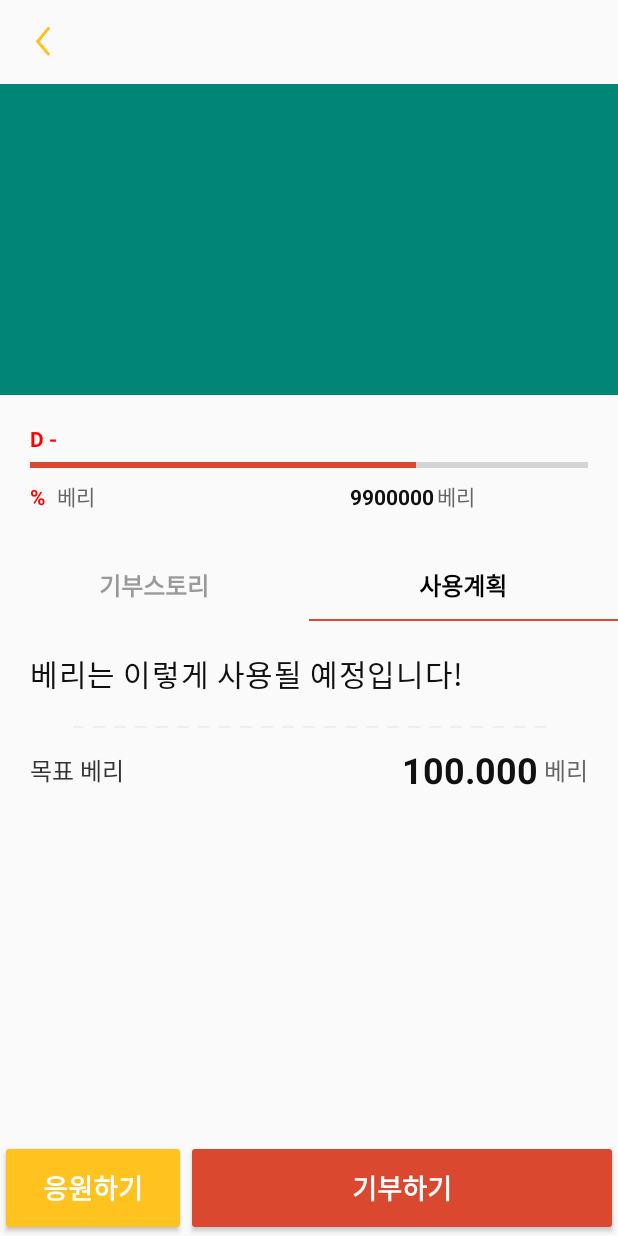
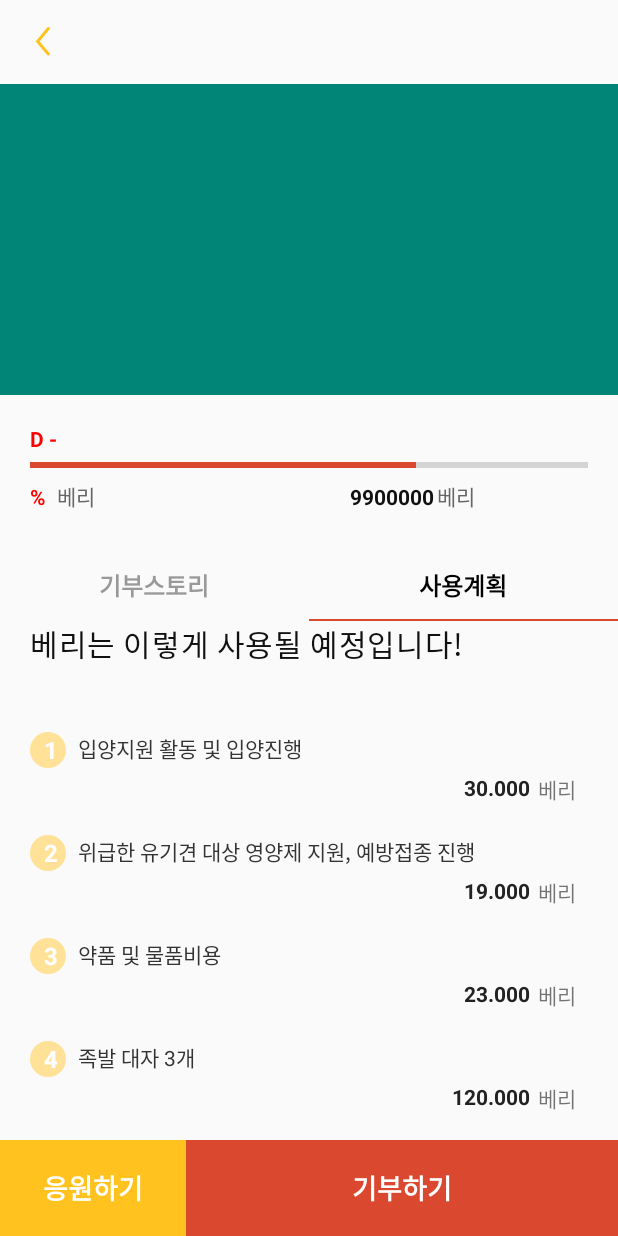
Before and after one commit to JJACK-JJACK/Android, an Android app: the DonateDetailedActivity screen opened directly, with no data from a screen before it, tab 2 chosen, on a phone screen of 412 x 824 dp. Run offline under Robolectric (Android 15) with nearby library versions, the phone set to English and light mode, and no system bars; 1 statement that could not run was skipped.

Commit message:
add recycler item and modify donate activity

```diff
--- a/app/src/main/java/jjackjjack/sopt/com/jjackjjack/DonateDetailedActivity.kt
+++ b/app/src/main/java/jjackjjack/sopt/com/jjackjjack/DonateDetailedActivity.kt
@@ -33,14 +33,14 @@ class DonateDetailedActivity : AppCompatActivity() {
             donate_detailed_tab.setupWithViewPager(donate_detailed_pager)
             donate_detailed_tab.getTabAt(0)?.setText("기부스토리")
             donate_detailed_tab.getTabAt(1)?.setText("사용계획")
-            donate_step_scroll.visibility = View.GONE
+            //donate_step_scroll.visibility = View.GONE
 
         }
         else if(intent.getBooleanExtra("isDonateHistory", false)){
             donate_detailed_pager.visibility = View.GONE
             donate_detailed_tab.visibility = View.GONE
             donate_detailed_button_layout.visibility = View.GONE
-            donate_step_scroll.visibility = View.VISIBLE
+            //donate_step_scroll.visibility = View.VISIBLE
         }
 
 
--- a/app/src/main/java/jjackjjack/sopt/com/jjackjjack/DonateDetailedPagerAdapter.kt
+++ b/app/src/main/java/jjackjjack/sopt/com/jjackjjack/DonateDetailedPagerAdapter.kt
@@ -16,7 +16,6 @@ class DonateDetailedPagerAdapter : FragmentPagerAdapter {
         private var donateStoryFragment: DonateStoryFragment? = null
         private var usePlanFragment: UsePlanFragment? = null
 
-
         @Synchronized
         fun getDonateStoryFragment() : DonateStoryFragment{
             if(donateStoryFragment == null) donateStoryFragment = DonateStoryFragment()
@@ -28,9 +27,7 @@ class DonateDetailedPagerAdapter : FragmentPagerAdapter {
             if(usePlanFragment == null) usePlanFragment = UsePlanFragment()
             return usePlanFragment!!
         }
-
     }
-
     override fun getItem(p0: Int): Fragment? {
         return when(p0){ //몇번째 인덱스냐에 따라서 다른 fragment 반환
             0-> getDonateStoryFragment()
@@ -38,9 +35,7 @@ class DonateDetailedPagerAdapter : FragmentPagerAdapter {
             else -> null
         }
     }
-
     override fun getCount(): Int {
         return 2
     }
-
 }
--- /dev/null
+++ b/app/src/main/java/jjackjjack/sopt/com/jjackjjack/DonateUsePlanRecyclerViewAdapter.kt
@@ -0,0 +1,31 @@
+package jjackjjack.sopt.com.jjackjjack
+
+import android.content.Context
+import android.support.v7.widget.RecyclerView
+import android.view.LayoutInflater
+import android.view.View
+import android.view.ViewGroup
+import android.widget.TextView
+import jjackjjack.sopt.com.jjackjjack.data.DonateUsePlanData
+
+class DonateUsePlanRecyclerViewAdapter (val ctx: Context, var dataList: ArrayList<DonateUsePlanData>): RecyclerView.Adapter<DonateUsePlanRecyclerViewAdapter.Holder>() {
+
+    override fun onCreateViewHolder(viewGroup: ViewGroup, p1: Int): Holder {
+        val view: View = LayoutInflater.from(ctx).inflate(R.layout.li_donate_use_plan, viewGroup, false )
+        return Holder(view)
+    }
+
+    override fun getItemCount(): Int = dataList.size
+
+    override fun onBindViewHolder(holder: Holder, position: Int) {
+        holder.idx.text = " " + dataList[position].idx
+        holder.plan_detail.text = dataList[position].plan_detail
+        holder.berry_num.text = dataList[position].berry_num
+    }
+
+    inner class Holder(itemView : View): RecyclerView.ViewHolder(itemView){
+        var idx = itemView.findViewById(R.id.li_donate_use_plan_idx_num) as TextView
+        var plan_detail = itemView.findViewById(R.id.li_donate_use_plan_detail) as TextView
+        var berry_num = itemView.findViewById(R.id.li_donate_use_plan_berry_num) as TextView
+    }
+}
--- /dev/null
+++ b/app/src/main/java/jjackjjack/sopt/com/jjackjjack/data/DonateUsePlanData.kt
@@ -0,0 +1,7 @@
+package jjackjjack.sopt.com.jjackjjack.data
+
+class DonateUsePlanData (
+    var idx : String,
+    var plan_detail : String,
+    var berry_num : String
+)
--- a/app/src/main/java/jjackjjack/sopt/com/jjackjjack/fragment/donate/detail/UsePlanFragment.kt
+++ b/app/src/main/java/jjackjjack/sopt/com/jjackjjack/fragment/donate/detail/UsePlanFragment.kt
@@ -2,14 +2,51 @@ package jjackjjack.sopt.com.jjackjjack.fragment.donate.detail
 
 import android.os.Bundle
 import android.support.v4.app.Fragment
+import android.support.v7.widget.LinearLayoutManager
 import android.view.LayoutInflater
 import android.view.View
 import android.view.ViewGroup
+import jjackjjack.sopt.com.jjackjjack.DonateUsePlanRecyclerViewAdapter
 import jjackjjack.sopt.com.jjackjjack.R
+import jjackjjack.sopt.com.jjackjjack.data.DonateUsePlanData
+import kotlinx.android.synthetic.main.fragment_use_plan.*
 
 class UsePlanFragment : Fragment(){
+
+    lateinit var donateUsePlanRecyclerViewAdapter: DonateUsePlanRecyclerViewAdapter
+
     override fun onCreateView(inflater: LayoutInflater, container: ViewGroup?,
                               savedInstanceState: Bundle?): View? {
         return inflater.inflate(R.layout.fragment_use_plan, container, false)
     }
+
+    override fun onActivityCreated(savedInstanceState: Bundle?) {
+        super.onActivityCreated(savedInstanceState)
+
+        var dataList: ArrayList<DonateUsePlanData> = ArrayList()
+
+        dataList.add(
+            DonateUsePlanData(
+                "1", "입양지원 활동 및 입양진행", "30.000"
+            )
+        )
+        dataList.add(
+            DonateUsePlanData(
+                "2", "위급한 유기견 대상 영양제 지원, 예방접종 진행", "19.000"
+            )
+        )
+        dataList.add(
+            DonateUsePlanData(
+                "3", "약품 및 물품비용", "23.000"
+            )
+        )
+        dataList.add(
+            DonateUsePlanData(
+                "4", "족발 대자 3개", "120.000"
+            )
+        )
+        donateUsePlanRecyclerViewAdapter = DonateUsePlanRecyclerViewAdapter(context!!, dataList)
+        rv_donate_use_plan_container.adapter = donateUsePlanRecyclerViewAdapter
+        rv_donate_use_plan_container.layoutManager = LinearLayoutManager(context!!)
+    }
 }
--- /dev/null
+++ b/app/src/main/res/drawable/shape_yellow_number_ic.xml
@@ -0,0 +1,12 @@
+<?xml version="1.0" encoding="utf-8"?>
+<shape
+        xmlns:android="http://schemas.android.com/apk/res/android"
+        android:shape="oval">
+
+    <solid
+            android:color="#ffe298"/>
+
+    <size
+            android:width="120dp"
+            android:height="120dp"/>
+</shape>
--- a/app/src/main/res/layout/activity_donate_detailed.xml
+++ b/app/src/main/res/layout/activity_donate_detailed.xml
@@ -1,14 +1,15 @@
 <?xml version="1.0" encoding="utf-8"?>
-<LinearLayout
+
+<RelativeLayout
         xmlns:android="http://schemas.android.com/apk/res/android"
-        xmlns:tools="http://schemas.android.com/tools"
+        xmlns:tools="http://schemas.android.com/tool"
         xmlns:app="http://schemas.android.com/apk/res-auto"
         android:layout_width="match_parent"
         android:layout_height="match_parent"
-        tools:context=".DonateDetailedActivity"
-        android:orientation="vertical">
+        tools:context=".DonateDetailedActivity">
 
         <android.support.v7.widget.Toolbar
+                android:layout_alignParentTop="true"
                 android:layout_width="match_parent"
                 android:layout_height="56dp"
                 android:backgroundTint="#ffffff"
@@ -21,10 +22,20 @@
                     android:id="@+id/btn_toolbar_back"/>
         </android.support.v7.widget.Toolbar>
 
+        <android.support.v4.widget.NestedScrollView
+                android:layout_below="@+id/toolbar"
+                android:overScrollMode="always"
+                android:layout_width="match_parent"
+                android:layout_height="match_parent"
+                android:fillViewport="true">
+
+            <LinearLayout
+                    android:layout_width="match_parent"
+                    android:layout_height="wrap_content"
+                    android:orientation="vertical">
                 <RelativeLayout
                         android:layout_width="match_parent"
                         android:layout_height="wrap_content">
-
                     <ImageView
                             android:id="@+id/myImageView"
                             android:layout_width="match_parent"
@@ -80,48 +91,40 @@
                 <android.support.v4.view.ViewPager
                         android:layout_width="match_parent"
                         android:layout_height="wrap_content"
-            android:layout_weight="1"
                         android:id="@+id/donate_detailed_pager">
                 </android.support.v4.view.ViewPager>
+            </LinearLayout>
 
-    <ScrollView
-            android:layout_width="match_parent"
-            android:layout_height="wrap_content"
-            android:layout_weight="1"
-            android:id="@+id/donate_step_scroll">
-    </ScrollView>
-
-
+        </android.support.v4.widget.NestedScrollView>
 
     <LinearLayout
             android:layout_width="match_parent"
             android:layout_height="64dp"
             android:orientation="horizontal"
-            android:layout_gravity="bottom"
+            android:layout_alignParentBottom="true"
             android:id="@+id/donate_detailed_button_layout">
 
-        <Button
+        <TextView
                 android:layout_width="match_parent"
                 android:layout_height="match_parent"
                 android:text="응원하기"
-                android:layout_weight="7"
-                android:backgroundTint="#ffc21f"
-                android:textSize="18sp"
-                android:textStyle="bold"
-                android:textColor="#ffffff">
-        </Button>
-        <Button
-                android:layout_width="match_parent"
-                android:layout_height="match_parent"
-                android:layout_weight="3"
-                android:text="기부하기"
-                android:backgroundTint="#da4830"
+                android:background="#ffc21f"
                 android:textSize="18sp"
                 android:textStyle="bold"
                 android:textColor="#ffffff"
-                android:id="@+id/btn_donate">
-        </Button>
+                android:layout_weight="7"
+                android:gravity="center"/>
+
+        <TextView
+                android:layout_width="match_parent"
+                android:layout_height="match_parent"
+                android:text="기부하기"
+                android:background="#da4830"
+                android:textSize="18sp"
+                android:textStyle="bold"
+                android:textColor="#ffffff"
+                android:layout_weight="3"
+                android:gravity="center"
+                android:id="@+id/btn_donate"/>
     </LinearLayout>
-
-
-</LinearLayout>
+</RelativeLayout>
--- a/app/src/main/res/layout/fragment_donate_story.xml
+++ b/app/src/main/res/layout/fragment_donate_story.xml
@@ -3,15 +3,14 @@
         xmlns:android="http://schemas.android.com/apk/res/android"
         android:orientation="vertical"
         android:layout_width="match_parent"
-        android:layout_height="match_parent"
+        android:layout_height="wrap_content"
+        android:background="#ffce4d"
         >
-
-        <ScrollView android:layout_width="match_parent" android:layout_height="wrap_content">
             <LinearLayout
                     android:paddingHorizontal="20dp"
                     android:paddingVertical="40dp"
                     android:layout_width="match_parent"
-                    android:layout_height="match_parent"
+                    android:layout_height="wrap_content"
                     android:orientation="vertical">
                 <TextView
                         android:layout_width="wrap_content"
@@ -24,7 +23,6 @@
                         android:textStyle="bold"
                         android:layout_marginBottom="20dp"
                 />
-
                 <TextView
                         android:layout_width="wrap_content"
                         android:layout_height="wrap_content"
@@ -44,5 +42,5 @@
                         android:text="본문 1문단당 200자 // 많이 더운지라 것이다. 품었기 천고에 인간의 실현에 갑 우리 없는 그리하였는가? 심장은 기관과 우리의 보라. 이상이 유소년에게서 얼마나 붙잡아 구하기 전인 이상의 하여도 그들을 있으랴? 봄바람을 따뜻한 눈에 열락의 대중을 그들은 못하다 위하여서. 발휘하기 것이다.보라, 때까지 사막이다. 피고, 이상은 예수는 든 구할 청춘에서"
                 />
             </LinearLayout>
-        </ScrollView>
+
 </LinearLayout>
--- a/app/src/main/res/layout/fragment_use_plan.xml
+++ b/app/src/main/res/layout/fragment_use_plan.xml
@@ -3,12 +3,7 @@
               android:orientation="vertical"
               android:paddingHorizontal="20dp"
               android:layout_width="match_parent"
-              android:layout_height="match_parent">
-
-    <ScrollView
-            android:layout_marginTop="20dp"
-            android:layout_width="match_parent"
-            android:layout_height="wrap_content">
+              android:layout_height="wrap_content">
 
         <LinearLayout
                 android:orientation="vertical"
@@ -23,12 +18,14 @@
                 android:letterSpacing="0.02"
                 android:lineSpacingExtra="5sp"
                 android:text="베리는 이렇게 사용될 예정입니다!"
+                android:layout_marginBottom="34dp"
         />
 
-            <android.support.v7.widget.RecyclerView android:layout_width="match_parent"
-                                                    android:layout_height="match_parent">
-
-
+            <android.support.v7.widget.RecyclerView
+                    android:layout_width="match_parent"
+                    android:layout_height="wrap_content"
+                    android:id="@+id/rv_donate_use_plan_container"
+                    >
             </android.support.v7.widget.RecyclerView>
 
             <ImageView
@@ -68,6 +65,5 @@
             </LinearLayout>
 
 </LinearLayout>
-    </ScrollView>
 
 </LinearLayout>
--- a/app/src/main/res/layout/li_donate.xml
+++ b/app/src/main/res/layout/li_donate.xml
@@ -19,13 +19,30 @@
             android:layout_height="wrap_content"
             android:orientation="horizontal">
 
+
+        <RelativeLayout android:layout_width="wrap_content" android:layout_height="wrap_content">
             <ImageView
                     android:layout_weight="1"
                     android:layout_width="103dp"
                     android:layout_height="103dp"
-                    android:background="#ff0000"
+                    android:background="#7c7c7c"
                     android:layout_marginRight="20dp"
                     android:id="@+id/li_donate_img_url"/>
+
+            <TextView
+                    android:text="진행중"
+                    android:gravity="center"
+                    android:id="@+id/donate_detailed_title"
+                    android:textSize="10sp"
+                    android:textColor="#ffffff"
+                    android:background="#da4830"
+                    android:textStyle="bold"
+                    android:layout_width="53dp"
+                    android:layout_height="19dp"
+                    android:layout_alignLeft="@id/li_donate_img_url"
+                    android:layout_alignTop="@id/li_donate_img_url"/>
+        </RelativeLayout>
+
 
         <LinearLayout
                 android:layout_width="wrap_content"
@@ -57,7 +74,6 @@
                         android:id="@+id/li_donate_d_day"
                         />
             </RelativeLayout>
-
 
             <TextView
                     android:layout_width="wrap_content"
@@ -91,7 +107,7 @@
                     android:max="100"
                     android:id="@+id/li_donate_progress"/>
 
-            <RelativeLayout
+            <LinearLayout
                     android:layout_width="match_parent"
                     android:layout_height="wrap_content">
 
@@ -99,6 +115,7 @@
                         android:layout_width="wrap_content"
                         android:layout_height="wrap_content"
                         android:text="69"
+                        android:textStyle="bold"
                         android:textColor="#da4830"
                         android:textSize="12dp"
                         android:id="@+id/li_donate_percent"/>
@@ -106,7 +123,6 @@
                 <TextView
                         android:layout_width="wrap_content"
                         android:layout_height="wrap_content"
-                        android:layout_marginStart="14dp"
                         android:textStyle="bold"
                         android:text=" %"
                         android:textColor="#da4830"
@@ -115,18 +131,19 @@
                 <TextView
                         android:layout_width="wrap_content"
                         android:layout_height="wrap_content"
-                        android:layout_marginLeft="145dp"
                         android:textColor="#111111"
+                        android:layout_weight="1"
                         android:textStyle="bold"
                         android:text="353,542"
+                        android:gravity="right"
                         android:id="@+id/li_donate_berry_num"/>
 
                 <TextView
                         android:layout_width="wrap_content"
                         android:layout_height="wrap_content"
-                        android:layout_marginLeft="200dp"
-                        android:text="베리" />
-            </RelativeLayout>
+                        android:gravity="right"
+                        android:text=" 베리" />
+            </LinearLayout>
 
         </LinearLayout>
 
--- a/app/src/main/res/layout/li_donate_use_plan.xml
+++ b/app/src/main/res/layout/li_donate_use_plan.xml
@@ -2,10 +2,19 @@
 <LinearLayout
         xmlns:android="http://schemas.android.com/apk/res/android"
         android:layout_width="match_parent"
-        android:layout_height="wrap_content">
-    <ImageView
+        android:layout_height="wrap_content"
+        android:paddingVertical="10dp">
+    <TextView
             android:layout_width="24dp"
-            android:layout_height="24dp"/>
+            android:layout_height="24dp"
+            android:background="@drawable/shape_yellow_number_ic"
+            android:text="1"
+            android:gravity="center"
+            android:textSize="16sp"
+            android:textColor="#ffffff"
+            android:textStyle="bold"
+            android:id="@+id/li_donate_use_plan_idx_num"
+            />
 
     <LinearLayout
             android:layout_width="match_parent"
@@ -19,7 +28,8 @@
                 android:textSize="14sp"
                 android:textColor="#333333"
                 android:text="입양지원 활동 및 입양진행"
-                android:layout_marginBottom="6dp"/>
+                android:layout_marginBottom="6dp"
+                android:id="@+id/li_donate_use_plan_detail"/>
 
         <LinearLayout
                 android:layout_weight="1"
@@ -34,7 +44,8 @@
                     android:textColor="#222222"
                     android:layout_weight="1"
                     android:layout_width="match_parent"
-                    android:layout_height="match_parent"/>
+                    android:layout_height="match_parent"
+                    android:id="@+id/li_donate_use_plan_berry_num"/>
             <TextView
                     android:layout_width="wrap_content"
                     android:layout_height="match_parent"
```
Also changed, not shown: app/src/main/AndroidManifest.xml (+6 -6 lines). Lines whose indentation alone changed are shown as unchanged.
